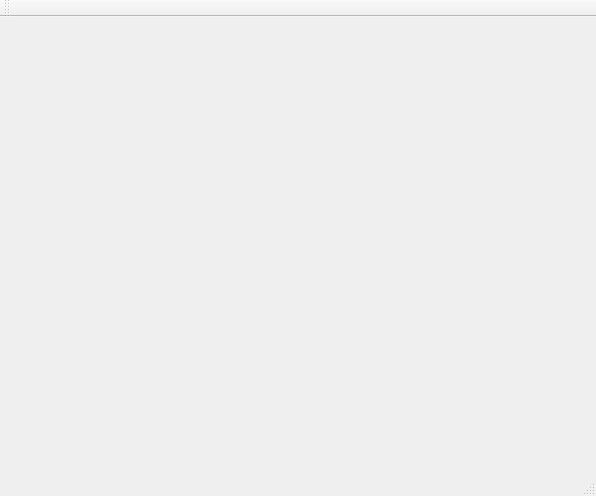
First picture: the form in Modular1/mainwindow.ui, repository djeemie2000/SynthPlayground, before the edit.
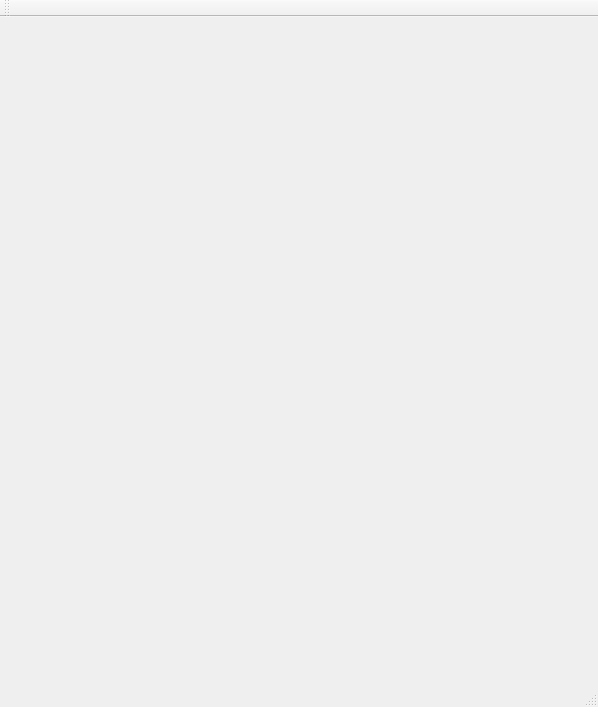
Second picture: the form after the edit.

Commit message: Reworked module factory gui #156

Patch:
```diff
--- a/Modular1/mainwindow.ui
+++ b/Modular1/mainwindow.ui
@@ -6,8 +6,8 @@
    <rect>
     <x>0</x>
     <y>0</y>
-    <width>596</width>
-    <height>496</height>
+    <width>598</width>
+    <height>707</height>
    </rect>
   </property>
   <property name="windowTitle">
```
Left out of the diff: 4 changed lines with no effect on the pictures. The commit also changes 3 other files.
